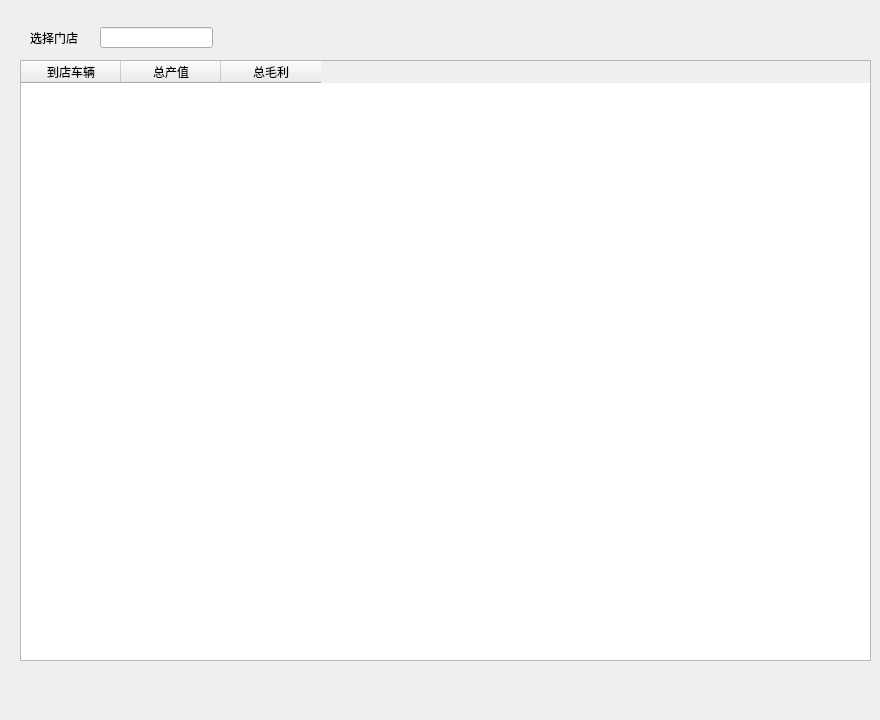
First picture: the form in View/operation/ui/ui_operation_total_data.ui, repository zgj0607/Py-store, before the edit.
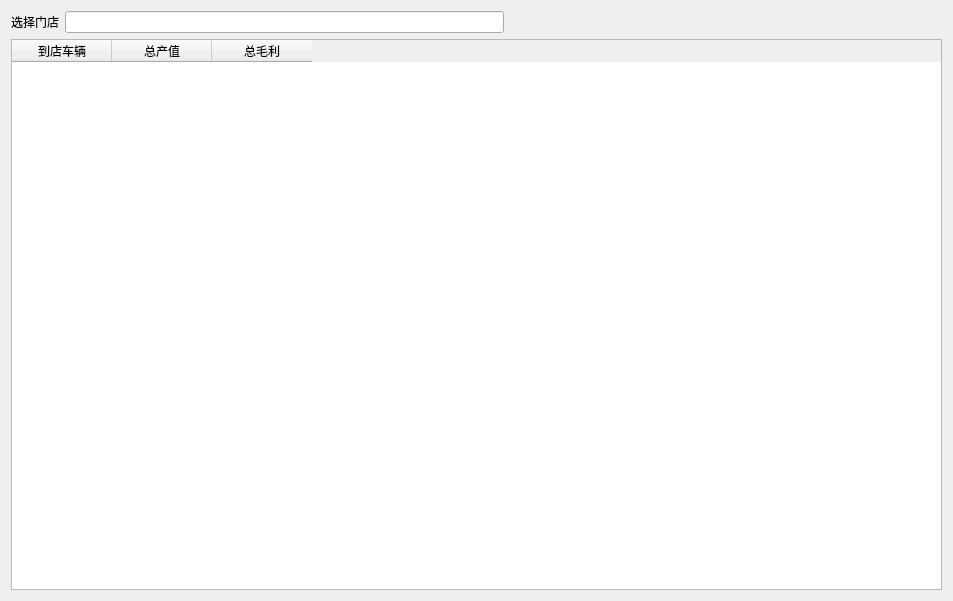
Second picture: the form after the edit.

Diff of the .ui file:
```diff
--- a/View/operation/ui/ui_operation_total_data.ui
+++ b/View/operation/ui/ui_operation_total_data.ui
@@ -6,22 +6,43 @@
    <rect>
     <x>0</x>
     <y>0</y>
-    <width>880</width>
-    <height>720</height>
+    <width>953</width>
+    <height>601</height>
    </rect>
   </property>
   <property name="windowTitle">
    <string>Form</string>
   </property>
+  <layout class="QVBoxLayout" name="verticalLayout">
+   <item>
+    <layout class="QHBoxLayout" name="horizontalLayout">
+     <item>
+      <widget class="QLabel" name="label">
+       <property name="text">
+        <string>选择门店</string>
+       </property>
+      </widget>
+     </item>
+     <item>
+      <widget class="QLineEdit" name="lineEdit"/>
+     </item>
+     <item>
+      <spacer name="horizontalSpacer">
+       <property name="orientation">
+        <enum>Qt::Horizontal</enum>
+       </property>
+       <property name="sizeHint" stdset="0">
+        <size>
+         <width>40</width>
+         <height>20</height>
+        </size>
+       </property>
+      </spacer>
+     </item>
+    </layout>
+   </item>
+   <item>
   <widget class="QTableWidget" name="tableWidget">
-   <property name="geometry">
-    <rect>
-     <x>20</x>
-     <y>60</y>
-     <width>851</width>
-     <height>601</height>
-    </rect>
-   </property>
    <column>
     <property name="text">
      <string>到店车辆</string>
@@ -38,29 +59,8 @@
     </property>
    </column>
   </widget>
-  <widget class="QLabel" name="label">
-   <property name="geometry">
-    <rect>
-     <x>30</x>
-     <y>30</y>
-     <width>91</width>
-     <height>16</height>
-    </rect>
-   </property>
-   <property name="text">
-    <string>选择门店</string>
-   </property>
-  </widget>
-  <widget class="QLineEdit" name="lineEdit">
-   <property name="geometry">
-    <rect>
-     <x>100</x>
-     <y>27</y>
-     <width>113</width>
-     <height>21</height>
-    </rect>
-   </property>
-  </widget>
+   </item>
+  </layout>
  </widget>
  <resources/>
  <connections/>
```
Lines whose indentation alone changed are shown as unchanged.
